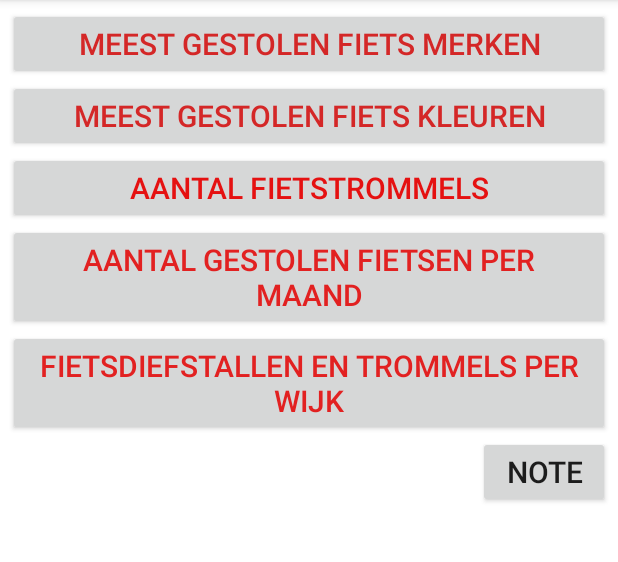
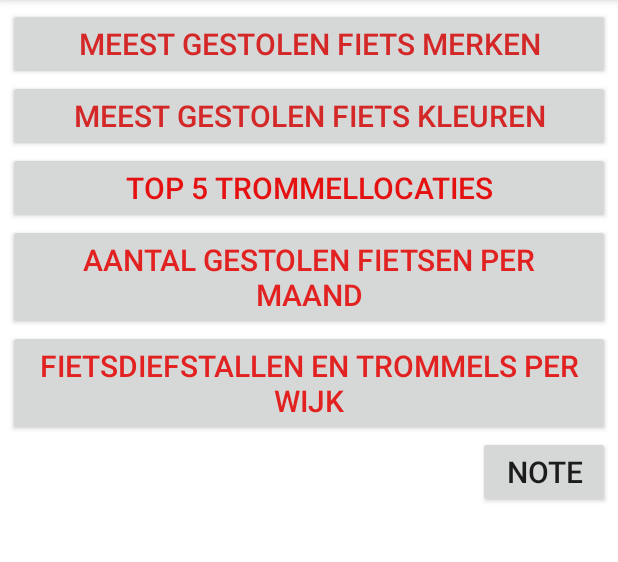
Before and after one commit to sophiestechcode/Project_4, an Android app: the screen it shows after launch (MainActivity), on a phone screen of 412 x 824 dp, the part 84-646 px from its top. Run offline under Robolectric (Android 15) with nearby library versions, the phone set to English and light mode, and no system bars.

```diff
--- a/app/src/main/java/com/example/ruben/project4/NoteMain.java
+++ b/app/src/main/java/com/example/ruben/project4/NoteMain.java
@@ -137,7 +137,7 @@ public class NoteMain extends AppCompatActivity {
 
     private void setAlarm(Calendar targetCal) {
 
-        textAlarmPrompt.setText("\n\n***\n" + "Alarm is set "
+        textAlarmPrompt.setText("\n\n***\n" + "herinnering is gezet "
                 + targetCal.getTime() + "\n" + "***\n");
 
         Intent intent = new Intent(getBaseContext(), AlarmReceiver.class);
--- a/app/src/main/res/layout/activity_barchartt.xml
+++ b/app/src/main/res/layout/activity_barchartt.xml
@@ -27,7 +27,7 @@
             android:layout_width="wrap_content"
             android:layout_height="wrap_content"
             android:textAppearance="?android:attr/textAppearanceMedium"
-            android:text="Aantal fietstrommels per wijk"
+            android:text="Top 5 trommellocaties"
             android:id="@+id/textView16"
             android:layout_alignParentTop="true"
             android:layout_alignParentLeft="true"
--- a/app/src/main/res/layout/activity_main.xml
+++ b/app/src/main/res/layout/activity_main.xml
@@ -29,7 +29,7 @@
     <Button
         android:layout_width="match_parent"
         android:layout_height="wrap_content"
-        android:text="Aantal fietstrommels"
+        android:text="Top 5 trommellocaties"
         android:id="@+id/button2"
         android:textSize="20sp"
         android:textColor="#e51111"
--- a/app/src/main/res/layout/notemain.xml
+++ b/app/src/main/res/layout/notemain.xml
@@ -51,7 +51,7 @@
         android:id="@+id/startAlaram"
         android:layout_width="fill_parent"
         android:layout_height="wrap_content"
-        android:text="Set Alarm Time"
+        android:text="Zet herinnering"
         android:layout_above="@+id/etNewItem"
         android:layout_alignRight="@+id/btnAddItem"
         android:layout_alignEnd="@+id/btnAddItem"
```
